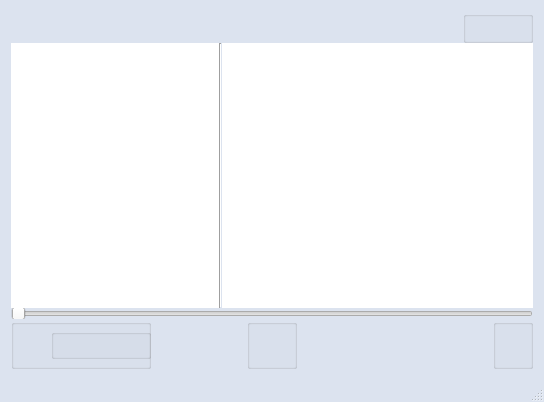
VictoriaOtm/Accord, file mainwindow.ui: the form before one commit.
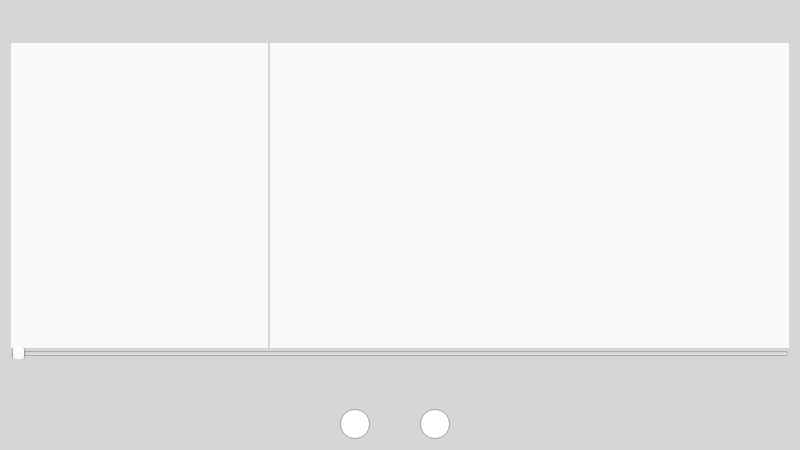
The form after the commit. Icons and pictures are not drawn.

Diff of the .ui file:
```diff
--- a/mainwindow.ui
+++ b/mainwindow.ui
@@ -9,8 +9,8 @@
    <rect>
     <x>0</x>
     <y>0</y>
-    <width>544</width>
-    <height>402</height>
+    <width>800</width>
+    <height>450</height>
    </rect>
   </property>
   <property name="maximumSize">
@@ -24,7 +24,7 @@
   </property>
   <property name="styleSheet">
    <string notr="true">#MainWindow{
-	background-color: #dce3ef;
+	background-color: #d6d6d6;
 }</string>
   </property>
   <widget class="QWidget" name="centralWidget">
@@ -75,6 +75,14 @@
             <height>16777215</height>
            </size>
           </property>
+          <property name="autoFillBackground">
+           <bool>false</bool>
+          </property>
+          <property name="styleSheet">
+           <string notr="true">#groupBox_6 {
+	border: none;
+}</string>
+          </property>
           <property name="title">
            <string/>
           </property>
@@ -83,14 +91,20 @@
             <rect>
              <x>0</x>
              <y>0</y>
-             <width>30</width>
-             <height>30</height>
+             <width>25</width>
+             <height>25</height>
             </rect>
            </property>
+           <property name="cursor">
+            <cursorShape>PointingHandCursor</cursorShape>
+           </property>
+           <property name="focusPolicy">
+            <enum>Qt::NoFocus</enum>
+           </property>
            <property name="styleSheet">
             <string notr="true">#plusButton {
 	background-color: transparent;
-	border-image: url(:images/plus.png);
+	border-image: url(:images/add.png);
 	background: none;
 	border: none;
 	background-repeat: none;
@@ -105,17 +119,26 @@
             <rect>
              <x>40</x>
              <y>0</y>
-             <width>30</width>
-             <height>30</height>
+             <width>25</width>
+             <height>25</height>
             </rect>
            </property>
+           <property name="cursor">
+            <cursorShape>PointingHandCursor</cursorShape>
+           </property>
+           <property name="focusPolicy">
+            <enum>Qt::NoFocus</enum>
+           </property>
            <property name="styleSheet">
             <string notr="true">#minusButton {
-	background-color: transparent;
 	border-image: url(:images/minus.png);
 	background: none;
 	border: none;
 	background-repeat: none;
+}
+
+#minusButton:hover {
+	border-image: url(:images/warning_minus.png);
 }</string>
            </property>
            <property name="text">
@@ -138,14 +161,23 @@
          <widget class="QListWidget" name="playListWidget">
           <property name="sizePolicy">
            <sizepolicy hsizetype="Preferred" vsizetype="Expanding">
-            <horstretch>40</horstretch>
+            <horstretch>30</horstretch>
             <verstretch>0</verstretch>
            </sizepolicy>
           </property>
+          <property name="minimumSize">
+           <size>
+            <width>175</width>
+            <height>0</height>
+           </size>
+          </property>
           <property name="styleSheet">
            <string notr="true">#playListWidget {
-	background-color: white;
+	background-color: #f9f9fa;
 	border: none;
+	margin-right: 2px;
+	font: 16px sans-serif;
+	color: #10100e;
 }
 </string>
           </property>
@@ -154,16 +186,6 @@
           </property>
          </widget>
         </item>
-        <item>
-         <widget class="Line" name="line">
-          <property name="styleSheet">
-           <string notr="true"/>
-          </property>
-          <property name="orientation">
-           <enum>Qt::Vertical</enum>
-          </property>
-         </widget>
-        </item>
         <item>
          <widget class="QListWidget" name="curAudioListWidget">
           <property name="sizePolicy">
@@ -174,16 +196,24 @@
           </property>
           <property name="font">
            <font>
-            <weight>75</weight>
-            <bold>true</bold>
+            <family>sans-serif</family>
+            <pointsize>-1</pointsize>
+            <weight>50</weight>
+            <italic>false</italic>
+            <bold>false</bold>
            </font>
           </property>
           <property name="styleSheet">
            <string notr="true">#curAudioListWidget {
-	background-color: white;
+	background-color: #f9f9fa;
 	border: none;
+	font: 17px sans-serif;
+	color: #10100e;
 }
-</string>
+
+#curAudioListWidget::item:selected {
+	background-color: #c4b3a3;
+}</string>
           </property>
          </widget>
         </item>
@@ -232,6 +262,14 @@
             <height>0</height>
            </size>
           </property>
+          <property name="autoFillBackground">
+           <bool>false</bool>
+          </property>
+          <property name="styleSheet">
+           <string notr="true">#volumeMainBox {
+	border: none;
+}</string>
+          </property>
           <property name="title">
            <string/>
           </property>
@@ -239,11 +277,19 @@
            <property name="geometry">
             <rect>
              <x>40</x>
-             <y>10</y>
+             <y>25</y>
              <width>100</width>
              <height>30</height>
             </rect>
            </property>
+           <property name="autoFillBackground">
+            <bool>false</bool>
+           </property>
+           <property name="styleSheet">
+            <string notr="true">#volumeBox {
+	border: none;
+}</string>
+           </property>
            <property name="title">
             <string/>
            </property>
@@ -252,11 +298,17 @@
            <property name="geometry">
             <rect>
              <x>0</x>
-             <y>5</y>
+             <y>20</y>
              <width>40</width>
              <height>40</height>
             </rect>
            </property>
+           <property name="cursor">
+            <cursorShape>PointingHandCursor</cursorShape>
+           </property>
+           <property name="focusPolicy">
+            <enum>Qt::NoFocus</enum>
+           </property>
            <property name="styleSheet">
             <string notr="true">#volumeButton {
 	background-color: transparent;
@@ -296,7 +348,7 @@
           <property name="minimumSize">
            <size>
             <width>250</width>
-            <height>50</height>
+            <height>80</height>
            </size>
           </property>
           <property name="styleSheet">
@@ -310,74 +362,250 @@
           <property name="title">
            <string/>
           </property>
-          <widget class="QPushButton" name="nextButton">
+          <widget class="QGroupBox" name="playPauseBox">
+           <property name="geometry">
+            <rect>
+             <x>50</x>
+             <y>0</y>
+             <width>50</width>
+             <height>50</height>
+            </rect>
+           </property>
+           <property name="cursor">
+            <cursorShape>PointingHandCursor</cursorShape>
+           </property>
+           <property name="autoFillBackground">
+            <bool>false</bool>
+           </property>
+           <property name="styleSheet">
+            <string notr="true">#playPauseBox {
+	border: none;
+}</string>
+           </property>
+           <property name="title">
+            <string/>
+           </property>
+          </widget>
+          <widget class="QGroupBox" name="loopBox">
+           <property name="geometry">
+            <rect>
+             <x>20</x>
+             <y>50</y>
+             <width>30</width>
+             <height>30</height>
+            </rect>
+           </property>
+           <property name="styleSheet">
+            <string notr="true">#loopBox {
+	border: none;
+}</string>
+           </property>
+           <property name="title">
+            <string/>
+           </property>
+           <widget class="QRadioButton" name="loopPlaylistButton">
+            <property name="geometry">
+             <rect>
+              <x>0</x>
+              <y>0</y>
+              <width>30</width>
+              <height>30</height>
+             </rect>
+            </property>
+            <property name="cursor">
+             <cursorShape>PointingHandCursor</cursorShape>
+            </property>
+            <property name="focusPolicy">
+             <enum>Qt::NoFocus</enum>
+            </property>
+            <property name="autoFillBackground">
+             <bool>false</bool>
+            </property>
+            <property name="styleSheet">
+             <string notr="true">#loopPlaylistButton::indicator {
+	width: 30px;
+    height: 30px;
+    background: none;
+    background-repeat: none;
+}
+
+#loopPlaylistButton::indicator::unchecked {
+    image: url(:images/repeat.png);
+}
+
+#loopPlaylistButton::indicator::checked {
+    image: url(:images/loop_active.png);
+}</string>
+            </property>
+            <property name="text">
+             <string/>
+            </property>
+           </widget>
+          </widget>
+          <widget class="QGroupBox" name="shuffleBox">
+           <property name="geometry">
+            <rect>
+             <x>100</x>
+             <y>50</y>
+             <width>30</width>
+             <height>30</height>
+            </rect>
+           </property>
+           <property name="styleSheet">
+            <string notr="true">#shuffleBox {
+	border: none;
+}</string>
+           </property>
+           <property name="title">
+            <string/>
+           </property>
+           <widget class="QRadioButton" name="shuffleButton">
+            <property name="geometry">
+             <rect>
+              <x>0</x>
+              <y>0</y>
+              <width>30</width>
+              <height>30</height>
+             </rect>
+            </property>
+            <property name="cursor">
+             <cursorShape>PointingHandCursor</cursorShape>
+            </property>
+            <property name="focusPolicy">
+             <enum>Qt::NoFocus</enum>
+            </property>
+            <property name="autoFillBackground">
+             <bool>false</bool>
+            </property>
+            <property name="styleSheet">
+             <string notr="true">#shuffleButton::indicator {
+	width: 30px;
+    height: 30px;
+    background: none;
+    background-repeat: none;
+}
+
+#shuffleButton::indicator::unchecked {
+    image: url(:images/shuffle.png);
+}
+
+#shuffleButton::indicator::checked {
+    image: url(:images/shuffle_active.png);
+}</string>
+            </property>
+            <property name="text">
+             <string/>
+            </property>
+           </widget>
+          </widget>
+          <widget class="QGroupBox" name="nextBox">
            <property name="geometry">
             <rect>
              <x>110</x>
-             <y>15</y>
-             <width>40</width>
-             <height>20</height>
+             <y>7</y>
+             <width>36</width>
+             <height>36</height>
             </rect>
            </property>
-           <property name="focusPolicy">
-            <enum>Qt::NoFocus</enum>
-           </property>
            <property name="styleSheet">
-            <string notr="true">#nextButton {
+            <string notr="true">#nextBox {
+	border: none;
+}</string>
+           </property>
+           <property name="title">
+            <string/>
+           </property>
+           <widget class="QPushButton" name="nextButton">
+            <property name="geometry">
+             <rect>
+              <x>0</x>
+              <y>0</y>
+              <width>36</width>
+              <height>36</height>
+             </rect>
+            </property>
+            <property name="cursor">
+             <cursorShape>PointingHandCursor</cursorShape>
+            </property>
+            <property name="focusPolicy">
+             <enum>Qt::NoFocus</enum>
+            </property>
+            <property name="autoFillBackground">
+             <bool>false</bool>
+            </property>
+            <property name="styleSheet">
+             <string notr="true">#nextButton {
 	background-color: transparent;
 	border-image: url(:images/next.png);
 	background: none;
 	border: none;
 	background-repeat: none;
 }</string>
-           </property>
-           <property name="text">
-            <string/>
-           </property>
+            </property>
+            <property name="text">
+             <string/>
+            </property>
+           </widget>
           </widget>
-          <widget class="QPushButton" name="prevButton">
+          <widget class="QGroupBox" name="prevBox">
            <property name="geometry">
             <rect>
              <x>0</x>
-             <y>15</y>
-             <width>40</width>
-             <height>21</height>
+             <y>7</y>
+             <width>36</width>
+             <height>36</height>
             </rect>
            </property>
            <property name="styleSheet">
-            <string notr="true">#prevButton {
+            <string notr="true">#prevBox {
+	border: none;
+}</string>
+           </property>
+           <property name="title">
+            <string/>
+           </property>
+           <widget class="QPushButton" name="prevButton">
+            <property name="geometry">
+             <rect>
+              <x>0</x>
+              <y>0</y>
+              <width>36</width>
+              <height>36</height>
+             </rect>
+            </property>
+            <property name="cursor">
+             <cursorShape>PointingHandCursor</cursorShape>
+            </property>
+            <property name="focusPolicy">
+             <enum>Qt::NoFocus</enum>
+            </property>
+            <property name="autoFillBackground">
+             <bool>false</bool>
+            </property>
+            <property name="styleSheet">
+             <string notr="true">#prevButton {
 	background-color: transparent;
 	border-image: url(:images/previous.png);
 	background: none;
 	border: none;
 	background-repeat: none;
 }
-
-#prevButton:hover {
-	background-color: white;
-}</string>
-           </property>
-           <property name="text">
-            <string/>
-           </property>
+</string>
+            </property>
+            <property name="text">
+             <string/>
+            </property>
+            <property name="autoDefault">
+             <bool>false</bool>
+            </property>
+           </widget>
           </widget>
-          <widget class="QGroupBox" name="playPauseBox">
-           <property name="geometry">
-            <rect>
-             <x>50</x>
-             <y>0</y>
-             <width>50</width>
-             <height>50</height>
-            </rect>
-           </property>
-           <property name="title">
-            <string/>
-           </property>
-          </widget>
-          <zorder>nextButton</zorder>
-          <zorder>prevButton</zorder>
           <zorder>playPauseBox</zorder>
-          <zorder>settingsBox</zorder>
+          <zorder>loopBox</zorder>
+          <zorder>shuffleBox</zorder>
+          <zorder>nextBox</zorder>
+          <zorder>prevBox</zorder>
+          <zorder>nextButton</zorder>
          </widget>
         </item>
         <item>
@@ -403,10 +631,18 @@
           </property>
           <property name="minimumSize">
            <size>
-            <width>40</width>
+            <width>50</width>
             <height>0</height>
            </size>
           </property>
+          <property name="autoFillBackground">
+           <bool>false</bool>
+          </property>
+          <property name="styleSheet">
+           <string notr="true">#settingsBox {
+	border: none;
+}</string>
+          </property>
           <property name="title">
            <string/>
           </property>
@@ -414,11 +650,20 @@
            <property name="geometry">
             <rect>
              <x>0</x>
-             <y>5</y>
-             <width>40</width>
-             <height>40</height>
+             <y>15</y>
+             <width>50</width>
+             <height>50</height>
             </rect>
            </property>
+           <property name="cursor">
+            <cursorShape>PointingHandCursor</cursorShape>
+           </property>
+           <property name="focusPolicy">
+            <enum>Qt::NoFocus</enum>
+           </property>
+           <property name="autoFillBackground">
+            <bool>false</bool>
+           </property>
            <property name="styleSheet">
             <string notr="true">#settingsButton {
 	background-color: transparent;
@@ -441,16 +686,18 @@
    </layout>
   </widget>
   <widget class="QMenuBar" name="menuBar">
+   <property name="enabled">
+    <bool>true</bool>
+   </property>
    <property name="geometry">
     <rect>
      <x>0</x>
      <y>0</y>
-     <width>544</width>
-     <height>25</height>
+     <width>800</width>
+     <height>22</height>
     </rect>
    </property>
   </widget>
-  <widget class="QStatusBar" name="statusBar"/>
  </widget>
  <layoutdefault spacing="6" margin="11"/>
  <resources/>
```
